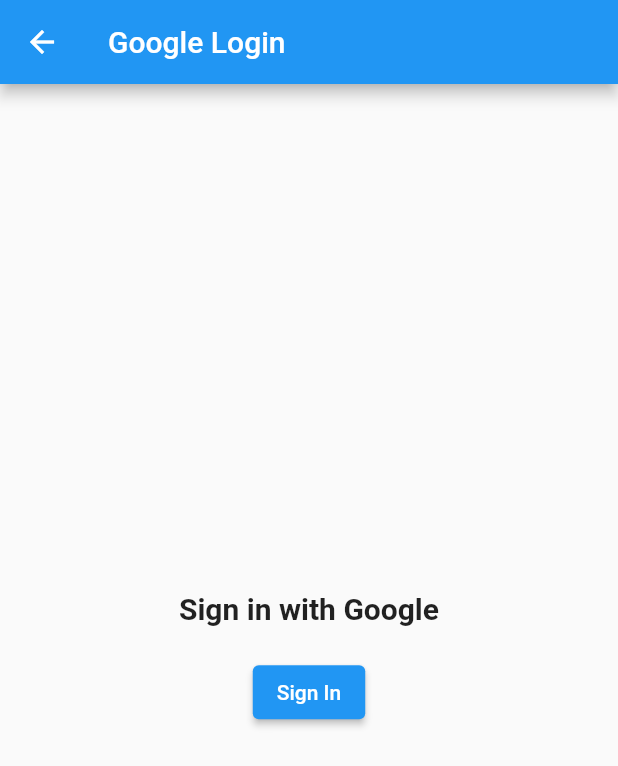
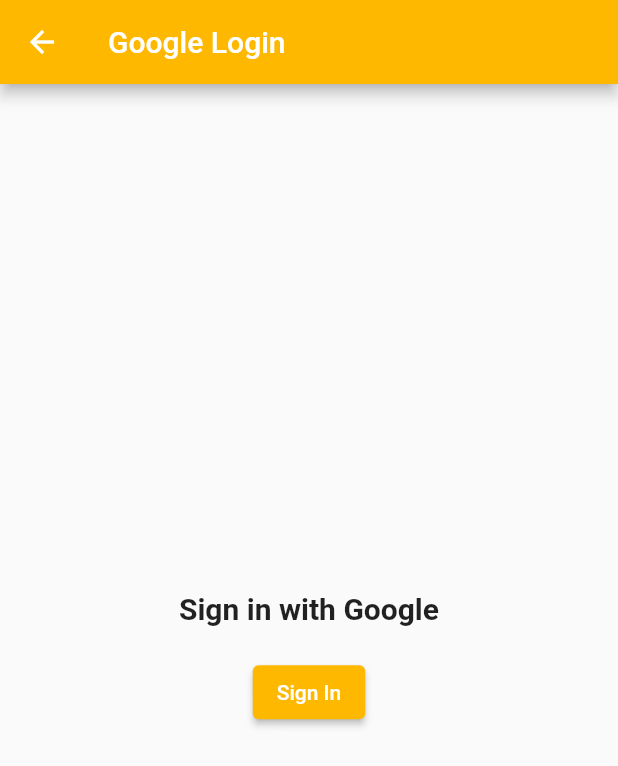
Before and after one commit to Hasan-Mhd/dfea, a Flutter app: the GoogleLoginScreen screen opened directly, on a phone screen of 412 x 824 dp. Shown: the top 766 px of the screen. Run offline on Flutter 3.47's test engine with Material 2 defaults, Android fonts, the phone set to English and light mode, and no system bars; our stand-ins replace animated_text_kit, cached_network_image, cloud_firestore, file_picker, firebase_auth, firebase_core and 5 more; missing offline and left inert: flutter_pdfview, razorpay_flutter, syncfusion_flutter_pdfviewer; accounts and stored records are empty; network calls fail.

Commit message:
modification 3

```diff
--- a/lib/donation_details_screen.dart
+++ b/lib/donation_details_screen.dart
@@ -84,6 +84,9 @@
                               style: TextStyle(color: Colors.white),
                             ),
                           ),
+                          SizedBox(
+                            height: 20,
+                          ),
                           Text(
                             'Amount Donated :$amountDonated ',
                             style: TextStyle(
--- a/lib/google_auth.dart
+++ b/lib/google_auth.dart
@@ -78,6 +78,7 @@
   Widget build(BuildContext context) {
     return Scaffold(
       appBar: AppBar(
+        backgroundColor: Color(0xFFfeb800),
         title: Text('Google Login'),
       ),
       body: Center(
@@ -90,6 +91,8 @@
             ),
             SizedBox(height: 20),
             ElevatedButton(
+              style: ButtonStyle(
+                  backgroundColor: MaterialStatePropertyAll(Color(0xFFfeb800))),
               onPressed: _handleGoogleSignIn,
               child: Text('Sign In'),
             ),
--- a/lib/transactions_screen.dart
+++ b/lib/transactions_screen.dart
@@ -25,6 +25,7 @@
   Widget build(BuildContext context) {
     return Scaffold(
       appBar: AppBar(
+        backgroundColor: Color(0xFFfeb800),
         title: Text('Transaction History'),
       ),
       body: StreamBuilder<QuerySnapshot>(
```
